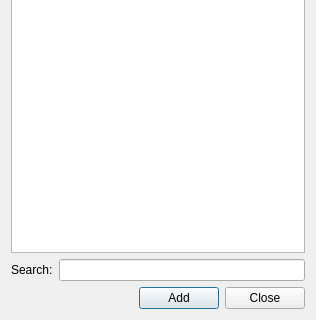
This is tracking/atlasdialog.ui in frankyeh/DSI-Studio as Qt 5 draws it before an edit; both pictures show x 0 to 316 and y 160 to 480 of the 316 by 480 pixel window. The edited form follows.
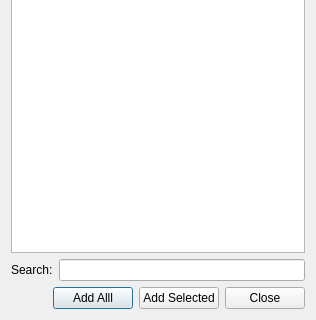
This is the edited form. Custom widgets are drawn as their Qt base class.

```diff
--- a/tracking/atlasdialog.ui
+++ b/tracking/atlasdialog.ui
@@ -66,10 +66,17 @@
        </property>
       </spacer>
      </item>
+     <item>
+      <widget class="QPushButton" name="add_all_regions">
+       <property name="text">
+        <string>Add Alll</string>
+       </property>
+      </widget>
+     </item>
      <item>
       <widget class="QPushButton" name="add_atlas">
        <property name="text">
-        <string>Add</string>
+        <string>Add Selected</string>
        </property>
       </widget>
      </item>
```
